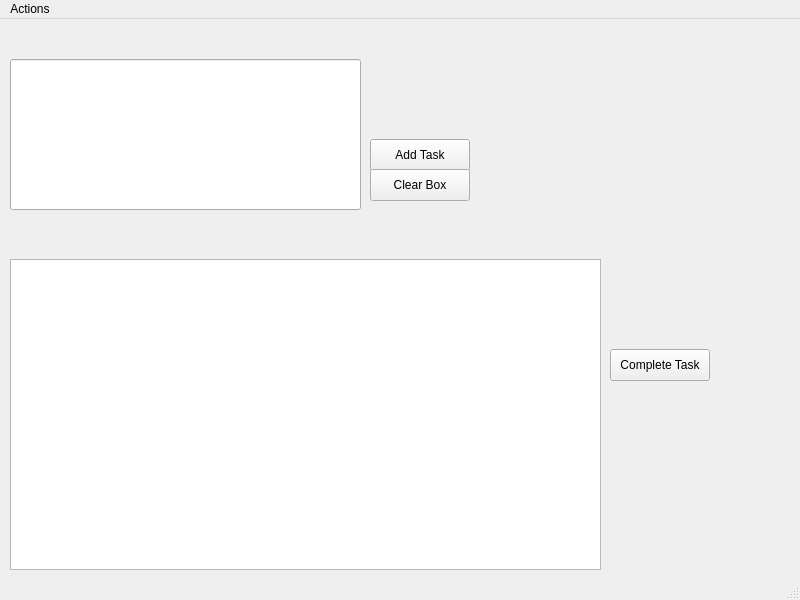
Before: the Qt Designer form to_do_list_QT/mainwindow.ui in ysattar02/to_do_list_QT, drawn with Qt 5.
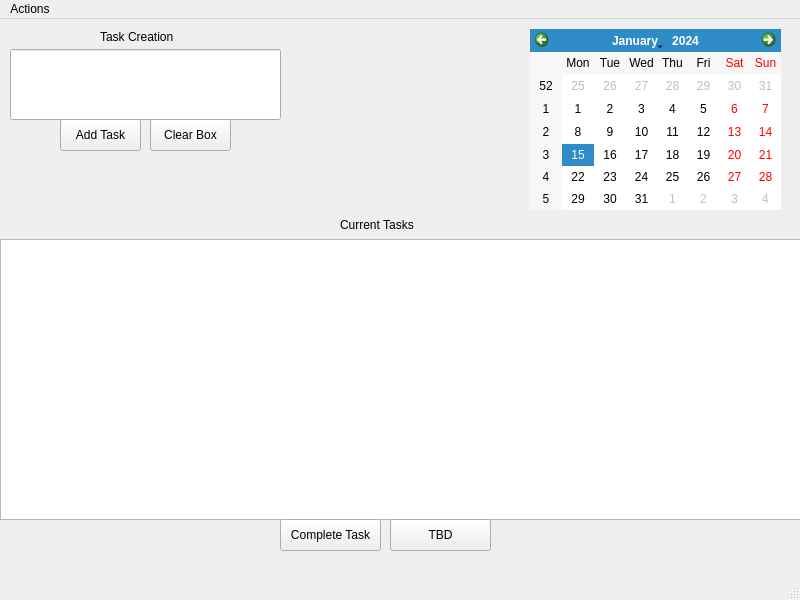
After: the same form once the commit is applied.

```diff
--- a/to_do_list_QT/mainwindow.ui
+++ b/to_do_list_QT/mainwindow.ui
@@ -17,10 +17,10 @@
    <widget class="QListWidget" name="taskDisplay">
     <property name="geometry">
      <rect>
-      <x>10</x>
-      <y>240</y>
-      <width>591</width>
-      <height>311</height>
+      <x>0</x>
+      <y>220</y>
+      <width>801</width>
+      <height>281</height>
      </rect>
     </property>
    </widget>
@@ -28,18 +28,18 @@
     <property name="geometry">
      <rect>
       <x>10</x>
-      <y>40</y>
-      <width>351</width>
-      <height>151</height>
+      <y>30</y>
+      <width>271</width>
+      <height>71</height>
      </rect>
     </property>
    </widget>
    <widget class="QPushButton" name="addTaskButton">
     <property name="geometry">
      <rect>
-      <x>370</x>
-      <y>120</y>
-      <width>100</width>
+      <x>60</x>
+      <y>100</y>
+      <width>81</width>
       <height>32</height>
      </rect>
     </property>
@@ -50,9 +50,9 @@
    <widget class="QPushButton" name="completeTaskButton">
     <property name="geometry">
      <rect>
-      <x>610</x>
-      <y>330</y>
-      <width>100</width>
+      <x>280</x>
+      <y>500</y>
+      <width>101</width>
       <height>32</height>
      </rect>
     </property>
@@ -63,9 +63,9 @@
    <widget class="QPushButton" name="clearTaskEntryButton">
     <property name="geometry">
      <rect>
-      <x>370</x>
-      <y>150</y>
-      <width>100</width>
+      <x>150</x>
+      <y>100</y>
+      <width>81</width>
       <height>32</height>
      </rect>
     </property>
@@ -73,6 +73,55 @@
      <string>Clear Box</string>
     </property>
    </widget>
+   <widget class="QCalendarWidget" name="calendarWidget">
+    <property name="geometry">
+     <rect>
+      <x>530</x>
+      <y>10</y>
+      <width>251</width>
+      <height>181</height>
+     </rect>
+    </property>
+   </widget>
+   <widget class="QLabel" name="textLabelOne">
+    <property name="geometry">
+     <rect>
+      <x>100</x>
+      <y>10</y>
+      <width>91</width>
+      <height>16</height>
+     </rect>
+    </property>
+    <property name="text">
+     <string>Task Creation</string>
+    </property>
+   </widget>
+   <widget class="QPushButton" name="uncompleteTaskButton">
+    <property name="geometry">
+     <rect>
+      <x>390</x>
+      <y>500</y>
+      <width>101</width>
+      <height>32</height>
+     </rect>
+    </property>
+    <property name="text">
+     <string>TBD</string>
+    </property>
+   </widget>
+   <widget class="QLabel" name="label">
+    <property name="geometry">
+     <rect>
+      <x>340</x>
+      <y>195</y>
+      <width>91</width>
+      <height>21</height>
+     </rect>
+    </property>
+    <property name="text">
+     <string>Current Tasks</string>
+    </property>
+   </widget>
   </widget>
   <widget class="QMenuBar" name="menubar">
    <property name="geometry">
```
